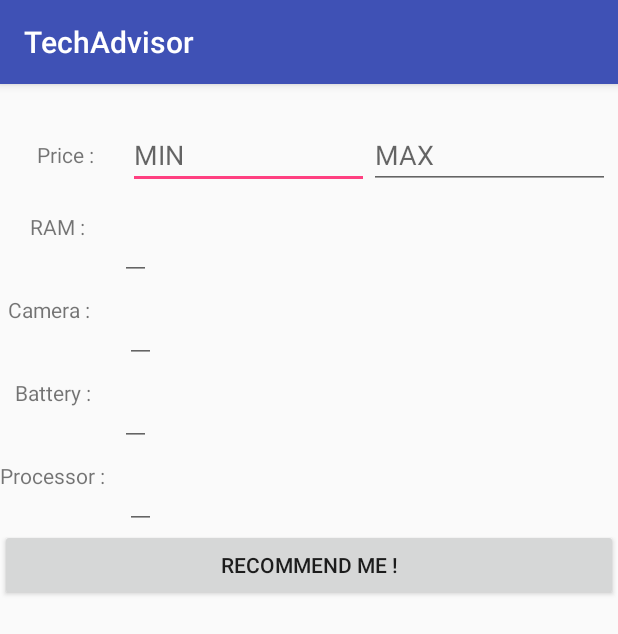
After one commit to rishabhvjv/TechAdvisor, an Android app: the RecommendationActivity screen opened directly, with no data from a screen before it, on a phone screen of 412 x 824 dp. The commit adds this screen. Shown: the top 634 px of the screen. Run offline under Robolectric (Android 15) with nearby library versions, the phone set to English and light mode, and no system bars.

```diff
--- /dev/null
+++ b/app/src/main/java/com/techadvisor/techadvisor/RecommendationActivity.java
@@ -0,0 +1,13 @@
+package com.techadvisor.techadvisor;
+
+import android.support.v7.app.AppCompatActivity;
+import android.os.Bundle;
+
+public class RecommendationActivity extends AppCompatActivity {
+
+    @Override
+    protected void onCreate(Bundle savedInstanceState) {
+        super.onCreate(savedInstanceState);
+        setContentView(R.layout.activity_recommendation);
+    }
+}
--- /dev/null
+++ b/app/src/main/res/layout/activity_recommendation.xml
@@ -0,0 +1,133 @@
+<?xml version="1.0" encoding="utf-8"?>
+<LinearLayout xmlns:android="http://schemas.android.com/apk/res/android"
+    xmlns:tools="http://schemas.android.com/tools"
+    android:layout_width="match_parent"
+    android:layout_height="match_parent"
+    android:orientation="vertical"
+    tools:context="com.techadvisor.techadvisor.RecommendationActivity">
+
+    <TextView
+        android:layout_width="match_parent"
+        android:layout_height="wrap_content" />
+
+    <LinearLayout
+        android:layout_width="match_parent"
+        android:layout_height="wrap_content"
+        android:layout_margin="5dp"
+        android:layout_marginBottom="20dp"
+        android:orientation="horizontal">
+
+        <TextView
+            android:layout_width="0dp"
+            android:layout_height="match_parent"
+            android:layout_weight=".2"
+            android:gravity="center_vertical"
+            android:text="Price : "
+            android:textAlignment="center" />
+
+        <EditText
+            android:layout_width="0dp"
+            android:layout_height="match_parent"
+            android:layout_weight=".4"
+            android:gravity="left"
+            android:hint="MIN" />
+
+        <EditText
+            android:layout_width="0dp"
+            android:layout_height="match_parent"
+            android:layout_weight=".4"
+            android:gravity="left"
+            android:hint="MAX" />
+
+    </LinearLayout>
+
+    <LinearLayout
+        android:layout_width="match_parent"
+        android:layout_height="wrap_content"
+        android:layout_marginTop="10dp"
+        android:orientation="horizontal">
+
+        <TextView
+            android:layout_width="wrap_content"
+            android:layout_height="match_parent"
+            android:layout_marginRight="20dp"
+            android:paddingLeft="20dp"
+            android:text="RAM : " />
+
+        <EditText
+            android:id="@+id/et_ram"
+            android:layout_width="wrap_content"
+            android:layout_height="match_parent"
+            android:inputType="number" />
+
+    </LinearLayout>
+
+    <LinearLayout
+        android:layout_width="match_parent"
+        android:layout_height="wrap_content"
+        android:layout_marginTop="10dp"
+        android:orientation="horizontal">
+
+        <TextView
+            android:layout_width="wrap_content"
+            android:layout_height="match_parent"
+            android:layout_marginRight="20dp"
+            android:paddingLeft="5dp"
+            android:text="Camera : " />
+
+        <EditText
+            android:id="@+id/et_camera"
+            android:layout_width="wrap_content"
+            android:layout_height="match_parent"
+            android:inputType="number" />
+
+    </LinearLayout>
+
+    <LinearLayout
+        android:layout_width="match_parent"
+        android:layout_height="wrap_content"
+        android:layout_marginTop="10dp"
+        android:orientation="horizontal">
+
+        <TextView
+            android:layout_width="wrap_content"
+            android:layout_height="match_parent"
+            android:layout_marginRight="15dp"
+            android:paddingLeft="10dp"
+            android:text="Battery : " />
+
+        <EditText
+            android:id="@+id/et_battery"
+            android:layout_width="wrap_content"
+            android:layout_height="match_parent"
+            android:inputType="number" />
+
+    </LinearLayout>
+
+    <LinearLayout
+        android:layout_width="match_parent"
+        android:layout_height="wrap_content"
+        android:layout_marginTop="10dp"
+        android:orientation="horizontal">
+
+        <TextView
+            android:layout_width="wrap_content"
+            android:layout_height="match_parent"
+            android:layout_marginRight="10dp"
+            android:text="Processor : " />
+
+        <EditText
+            android:id="@+id/et_processor"
+            android:layout_width="wrap_content"
+            android:layout_height="match_parent"
+            android:inputType="number" />
+
+    </LinearLayout>
+
+    <Button
+        android:id="@+id/btn_recommend"
+        android:layout_width="match_parent"
+        android:layout_height="wrap_content"
+        android:text="Recommend Me !" />
+
+</LinearLayout>
--- a/app/src/main/res/values/strings.xml
+++ b/app/src/main/res/values/strings.xml
@@ -1,3 +1,6 @@
 <resources>
     <string name="app_name">TechAdvisor</string>
+    <string name="signUpDescription">New to the app Please Sign up below</string>
+    <string name="Login">LOGIN</string>
+    <string name="SignUp">Sign Up</string>
 </resources>
--- a/build.gradle
+++ b/build.gradle
@@ -12,6 +12,7 @@ buildscript {
 
         // NOTE: Do not place your application dependencies here; they belong
         // in the individual module build.gradle files
+        classpath 'com.google.gms:google-services:3.1.0'
     }
 }
 
```
Also changed, not shown: app/build.gradle (+11 -0 lines), app/src/main/AndroidManifest.xml (+10 -0 lines), app/src/main/java/com/techadvisor/techadvisor/MainActivity.java (+19 -0 lines), app/src/main/java/com/techadvisor/techadvisor/SignUpActivity.java (added, +112 -0 lines), app/src/main/res/layout/activity_main.xml (+18 -9 lines), app/src/main/res/layout/activity_sign_up.xml (added, +93 -0 lines).
